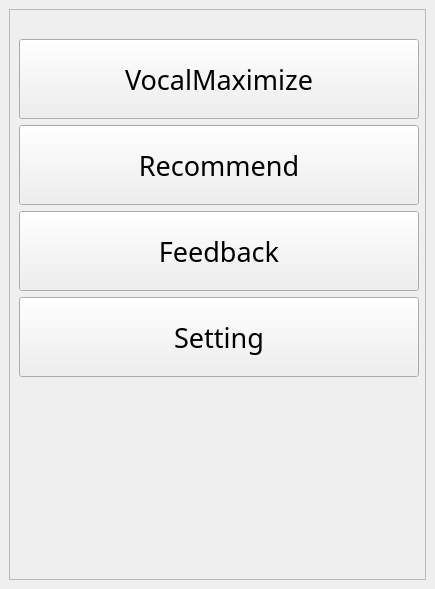
First picture: the form in UI/Main.ui, repository Hperigee/vocalMaximum, before the edit.
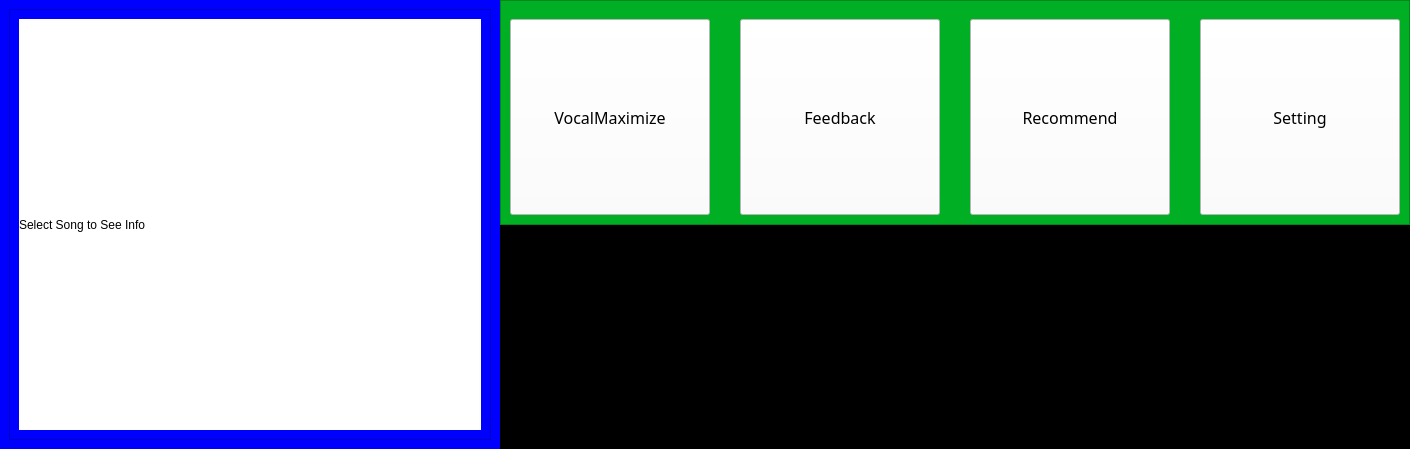
Second picture: the form after the edit.

Patch:
```diff
--- a/UI/Main.ui
+++ b/UI/Main.ui
@@ -6,8 +6,8 @@
    <rect>
     <x>0</x>
     <y>0</y>
-    <width>435</width>
-    <height>589</height>
+    <width>1094</width>
+    <height>449</height>
    </rect>
   </property>
   <property name="windowTitle">
@@ -16,46 +16,139 @@
   <widget class="QWidget" name="centralwidget">
    <property name="minimumSize">
     <size>
-     <width>336</width>
-     <height>589</height>
+     <width>0</width>
+     <height>0</height>
     </size>
    </property>
    <layout class="QHBoxLayout" name="horizontalLayout">
+    <property name="spacing">
+     <number>0</number>
+    </property>
+    <property name="leftMargin">
+     <number>0</number>
+    </property>
+    <property name="topMargin">
+     <number>0</number>
+    </property>
+    <property name="rightMargin">
+     <number>0</number>
+    </property>
+    <property name="bottomMargin">
+     <number>0</number>
+    </property>
     <item>
-     <widget class="QFrame" name="frame">
+     <layout class="QHBoxLayout" name="homeLayout">
+      <property name="spacing">
+       <number>0</number>
+      </property>
+      <item>
+       <widget class="QWidget" name="sideTab" native="true">
+        <property name="sizePolicy">
+         <sizepolicy hsizetype="Preferred" vsizetype="Expanding">
+          <horstretch>0</horstretch>
+          <verstretch>0</verstretch>
+         </sizepolicy>
+        </property>
       <property name="minimumSize">
        <size>
-        <width>318</width>
-        <height>571</height>
-       </size>
-      </property>
+          <width>500</width>
+          <height>0</height>
+         </size>
+        </property>
+        <property name="styleSheet">
+         <string notr="true">background-color:#0000ff;</string>
+        </property>
+        <layout class="QVBoxLayout" name="verticalLayout">
+         <item>
+          <widget class="QFrame" name="sideTabFrame">
       <property name="frameShape">
        <enum>QFrame::StyledPanel</enum>
       </property>
       <property name="frameShadow">
        <enum>QFrame::Raised</enum>
       </property>
-      <layout class="QGridLayout" name="gridLayout">
-       <item row="1" column="0">
-        <layout class="QVBoxLayout" name="sidebar">
+           <layout class="QVBoxLayout" name="verticalLayout_5">
          <item>
-          <layout class="QVBoxLayout" name="buttons" stretch="0,0,0,0,0,0">
-           <item>
-            <spacer name="verticalSpacer">
-             <property name="orientation">
-              <enum>Qt::Vertical</enum>
-             </property>
-             <property name="sizeType">
-              <enum>QSizePolicy::Minimum</enum>
-             </property>
-             <property name="sizeHint" stdset="0">
+             <widget class="QWidget" name="infoText" native="true">
+              <layout class="QGridLayout" name="gridLayout_2">
+               <property name="leftMargin">
+                <number>0</number>
+               </property>
+               <property name="topMargin">
+                <number>0</number>
+               </property>
+               <property name="rightMargin">
+                <number>0</number>
+               </property>
+               <property name="bottomMargin">
+                <number>0</number>
+               </property>
+               <property name="horizontalSpacing">
+                <number>0</number>
+               </property>
+               <item row="0" column="0">
+                <widget class="QLabel" name="label">
+                 <property name="minimumSize">
               <size>
-               <width>20</width>
-               <height>20</height>
-              </size>
-             </property>
-            </spacer>
-           </item>
+                   <width>0</width>
+                   <height>0</height>
+                  </size>
+                 </property>
+                 <property name="styleSheet">
+                  <string notr="true">background-color:white;</string>
+                 </property>
+                 <property name="text">
+                  <string>Select Song to See Info</string>
+                 </property>
+                </widget>
+               </item>
+              </layout>
+             </widget>
+            </item>
+           </layout>
+          </widget>
+         </item>
+        </layout>
+       </widget>
+      </item>
+      <item>
+       <widget class="QWidget" name="mainWidget" native="true">
+        <layout class="QVBoxLayout" name="verticalLayout_3">
+         <property name="spacing">
+          <number>0</number>
+         </property>
+         <property name="leftMargin">
+          <number>0</number>
+         </property>
+         <property name="topMargin">
+          <number>0</number>
+         </property>
+         <property name="rightMargin">
+          <number>0</number>
+         </property>
+         <property name="bottomMargin">
+          <number>0</number>
+         </property>
+         <item>
+          <widget class="QFrame" name="buttonFrame">
+           <property name="styleSheet">
+            <string notr="true">background-color:#00AF23</string>
+           </property>
+           <property name="frameShape">
+            <enum>QFrame::StyledPanel</enum>
+           </property>
+           <property name="frameShadow">
+            <enum>QFrame::Raised</enum>
+           </property>
+           <layout class="QHBoxLayout" name="horizontalLayout_4">
+            <property name="topMargin">
+             <number>18</number>
+            </property>
+            <item>
+             <layout class="QHBoxLayout" name="buttonLayout">
+              <property name="spacing">
+               <number>30</number>
+              </property>
            <item>
             <widget class="QPushButton" name="Home_button">
              <property name="sizePolicy">
@@ -66,49 +159,24 @@
              </property>
              <property name="minimumSize">
               <size>
-               <width>400</width>
-               <height>80</height>
+                  <width>200</width>
+                  <height>0</height>
               </size>
              </property>
              <property name="font">
               <font>
                <family>Noto Sans KR</family>
-               <pointsize>20</pointsize>
+                  <pointsize>12</pointsize>
               </font>
              </property>
              <property name="styleSheet">
-              <string notr="true"/>
+                 <string notr="true">background-color:white;</string>
              </property>
              <property name="text">
               <string>VocalMaximize</string>
              </property>
             </widget>
            </item>
-           <item>
-            <widget class="QPushButton" name="Recommend_button">
-             <property name="sizePolicy">
-              <sizepolicy hsizetype="Minimum" vsizetype="Minimum">
-               <horstretch>0</horstretch>
-               <verstretch>0</verstretch>
-              </sizepolicy>
-             </property>
-             <property name="minimumSize">
-              <size>
-               <width>400</width>
-               <height>80</height>
-              </size>
-             </property>
-             <property name="font">
-              <font>
-               <family>Noto Sans KR</family>
-               <pointsize>20</pointsize>
-              </font>
-             </property>
-             <property name="text">
-              <string>Recommend</string>
-             </property>
-            </widget>
-           </item>
            <item>
             <widget class="QPushButton" name="Feedback_button">
              <property name="sizePolicy">
@@ -119,21 +187,52 @@
              </property>
              <property name="minimumSize">
               <size>
-               <width>400</width>
-               <height>80</height>
+                  <width>200</width>
+                  <height>0</height>
               </size>
              </property>
              <property name="font">
               <font>
                <family>Noto Sans KR</family>
-               <pointsize>20</pointsize>
-              </font>
-             </property>
+                  <pointsize>12</pointsize>
+                 </font>
+                </property>
+                <property name="styleSheet">
+                 <string notr="true">background-color:white;</string>
+                </property>
              <property name="text">
               <string>Feedback</string>
              </property>
             </widget>
            </item>
+              <item>
+               <widget class="QPushButton" name="Recommend_button">
+                <property name="sizePolicy">
+                 <sizepolicy hsizetype="Minimum" vsizetype="Minimum">
+                  <horstretch>0</horstretch>
+                  <verstretch>0</verstretch>
+                 </sizepolicy>
+                </property>
+                <property name="minimumSize">
+                 <size>
+                  <width>200</width>
+                  <height>0</height>
+                 </size>
+                </property>
+                <property name="font">
+                 <font>
+                  <family>Noto Sans KR</family>
+                  <pointsize>12</pointsize>
+                 </font>
+                </property>
+                <property name="styleSheet">
+                 <string notr="true">background-color:white;</string>
+                </property>
+                <property name="text">
+                 <string>Recommend</string>
+                </property>
+               </widget>
+              </item>
            <item>
             <widget class="QPushButton" name="Setting_button">
              <property name="sizePolicy">
@@ -144,40 +243,69 @@
              </property>
              <property name="minimumSize">
               <size>
-               <width>400</width>
-               <height>80</height>
+                  <width>200</width>
+                  <height>0</height>
               </size>
              </property>
              <property name="font">
               <font>
                <family>Noto Sans KR</family>
-               <pointsize>20</pointsize>
-              </font>
-             </property>
+                  <pointsize>12</pointsize>
+                 </font>
+                </property>
+                <property name="styleSheet">
+                 <string notr="true">background-color:white;</string>
+                </property>
              <property name="text">
               <string>Setting</string>
              </property>
             </widget>
            </item>
+             </layout>
+            </item>
+           </layout>
+          </widget>
+         </item>
            <item>
-            <spacer name="Sidebar_spacer">
-             <property name="orientation">
-              <enum>Qt::Vertical</enum>
-             </property>
-             <property name="sizeHint" stdset="0">
-              <size>
-               <width>20</width>
-               <height>40</height>
-              </size>
-             </property>
-            </spacer>
-           </item>
-          </layout>
+          <widget class="QFrame" name="widgetChange">
+           <property name="sizePolicy">
+            <sizepolicy hsizetype="Preferred" vsizetype="Preferred">
+             <horstretch>0</horstretch>
+             <verstretch>0</verstretch>
+            </sizepolicy>
+           </property>
+           <property name="styleSheet">
+            <string notr="true">background-color:#000000;</string>
+           </property>
+           <property name="frameShape">
+            <enum>QFrame::StyledPanel</enum>
+           </property>
+           <property name="frameShadow">
+            <enum>QFrame::Raised</enum>
+           </property>
+           <layout class="QHBoxLayout" name="horizontalLayout_2">
+            <property name="spacing">
+             <number>0</number>
+            </property>
+            <property name="leftMargin">
+             <number>0</number>
+            </property>
+            <property name="topMargin">
+             <number>0</number>
+            </property>
+            <property name="rightMargin">
+             <number>0</number>
+            </property>
+            <property name="bottomMargin">
+             <number>0</number>
+            </property>
+           </layout>
+          </widget>
          </item>
         </layout>
-       </item>
-      </layout>
-     </widget>
+       </widget>
+      </item>
+     </layout>
     </item>
    </layout>
   </widget>
```
Left out of the diff: 2 changed lines with no effect on the pictures. Lines whose indentation alone changed are shown as unchanged.
